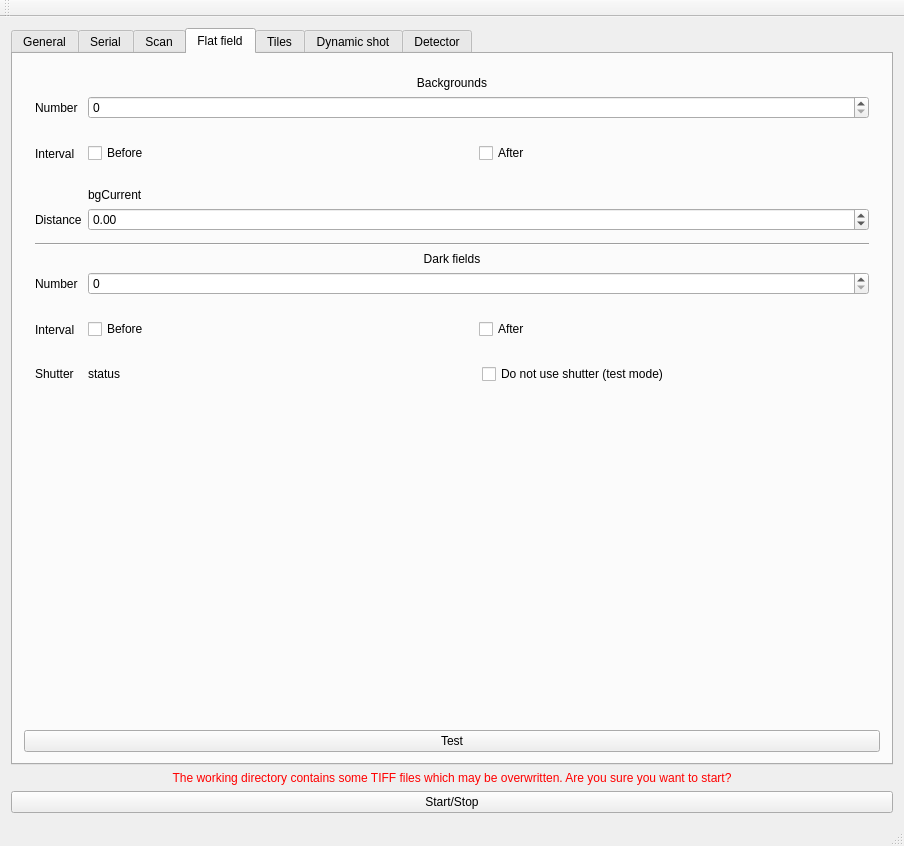
Qt form ctgui_mainwindow.ui (AustralianSynchrotron/ctgui) before a commit.
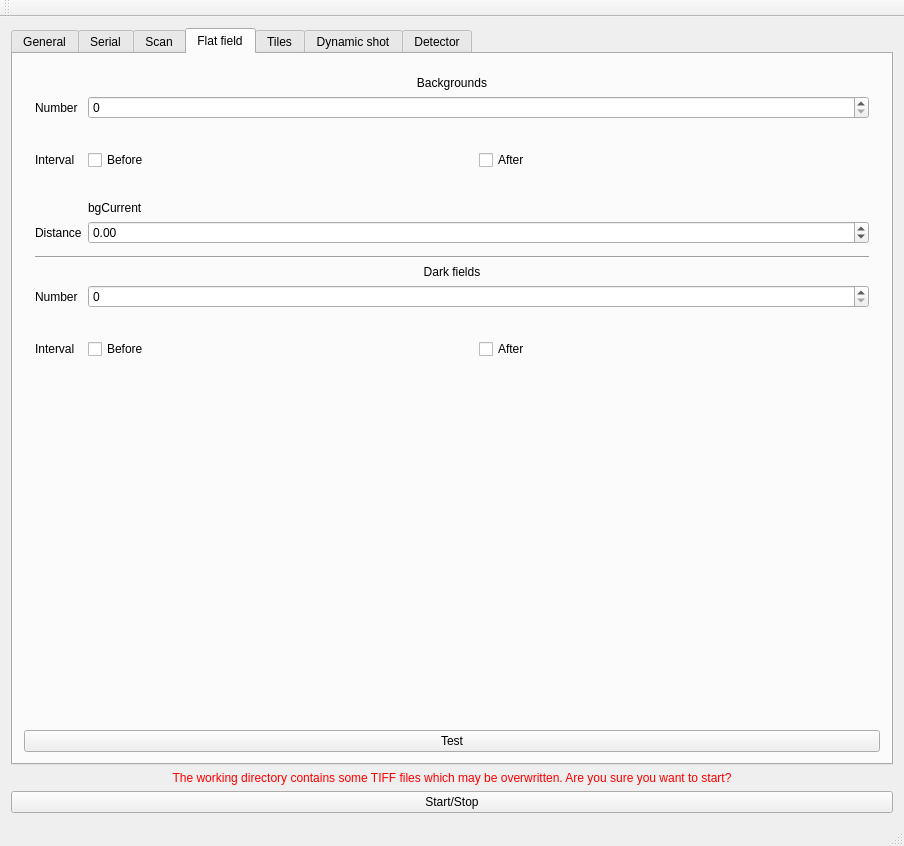
The same form after that commit. The open tabs and pages were chosen to show the change. Icons and pictures are not drawn. Custom widgets are drawn as their Qt base class.

Diff of the .ui file:
```diff
--- a/ctgui_mainwindow.ui
+++ b/ctgui_mainwindow.ui
@@ -220,6 +220,30 @@
             </property>
            </widget>
           </item>
+          <item row="2" column="0">
+           <widget class="QLabel" name="label_25">
+            <property name="text">
+             <string>Shutter</string>
+            </property>
+           </widget>
+          </item>
+          <item row="2" column="1">
+           <widget class="QCheckBox" name="shutterUse">
+            <property name="text">
+             <string>Do not use shutter (test mode)</string>
+            </property>
+           </widget>
+          </item>
+          <item row="2" column="2">
+           <widget class="QLabel" name="shutterStatus">
+            <property name="toolTip">
+             <string>&lt;html&gt;&lt;head/&gt;&lt;body&gt;&lt;p&gt;Current status of the BL shutter. Must be valid If &lt;span style=&quot; font-weight:600; font-style:italic;&quot;&gt;TotalDFs&lt;/span&gt;&amp;gt;0&lt;/p&gt;&lt;/body&gt;&lt;/html&gt;</string>
+            </property>
+            <property name="text">
+             <string>status</string>
+            </property>
+           </widget>
+          </item>
          </layout>
         </item>
        </layout>
@@ -1086,34 +1110,6 @@
              </property>
             </widget>
            </item>
-           <item row="13" column="1">
-            <layout class="QGridLayout" name="gridLayout_10">
-             <item row="0" column="0">
-              <widget class="QLabel" name="shutterStatus">
-               <property name="toolTip">
-                <string>&lt;html&gt;&lt;head/&gt;&lt;body&gt;&lt;p&gt;Current status of the BL shutter. Must be valid If &lt;span style=&quot; font-weight:600; font-style:italic;&quot;&gt;TotalDFs&lt;/span&gt;&amp;gt;0&lt;/p&gt;&lt;/body&gt;&lt;/html&gt;</string>
-               </property>
-               <property name="text">
-                <string>status</string>
-               </property>
-              </widget>
-             </item>
-             <item row="0" column="1">
-              <widget class="QCheckBox" name="shutterUse">
-               <property name="text">
-                <string>Do not use shutter (test mode)</string>
-               </property>
-              </widget>
-             </item>
-            </layout>
-           </item>
-           <item row="13" column="0">
-            <widget class="QLabel" name="label_25">
-             <property name="text">
-              <string>Shutter</string>
-             </property>
-            </widget>
-           </item>
           </layout>
          </widget>
         </item>
```
Left out of the diff: 22 changed lines with no effect on the pictures.
